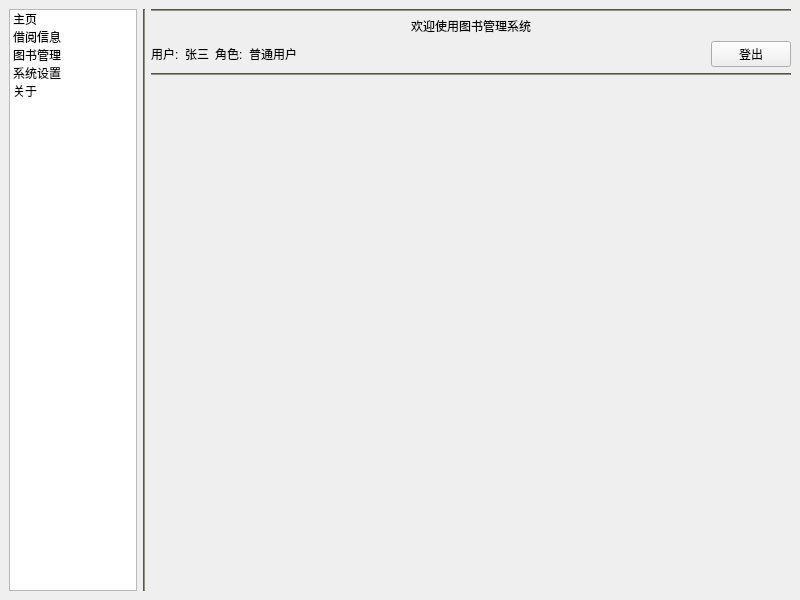
Qt form ui/main_window.ui (weijiang1994/BookManage) before a commit.
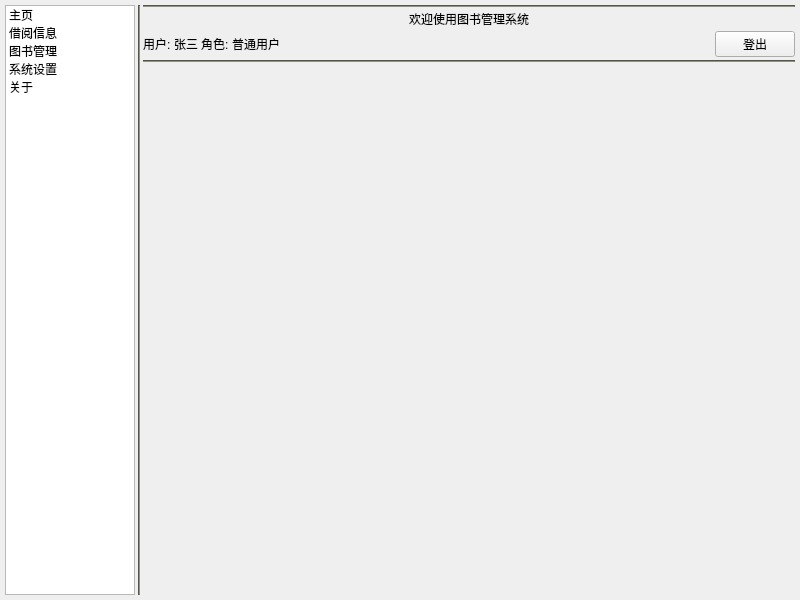
The same form after that commit.

What changed in the file:
```diff
--- a/ui/main_window.ui
+++ b/ui/main_window.ui
@@ -15,6 +15,21 @@
   </property>
   <widget class="QWidget" name="centralwidget">
    <layout class="QGridLayout" name="gridLayout">
+    <property name="leftMargin">
+     <number>5</number>
+    </property>
+    <property name="topMargin">
+     <number>5</number>
+    </property>
+    <property name="rightMargin">
+     <number>5</number>
+    </property>
+    <property name="bottomMargin">
+     <number>5</number>
+    </property>
+    <property name="spacing">
+     <number>3</number>
+    </property>
     <item row="0" column="0">
      <layout class="QHBoxLayout" name="horizontalLayout_2" stretch="1,0,5">
       <item>
```
Left out of the diff: 2 changed lines with no effect on the pictures.
